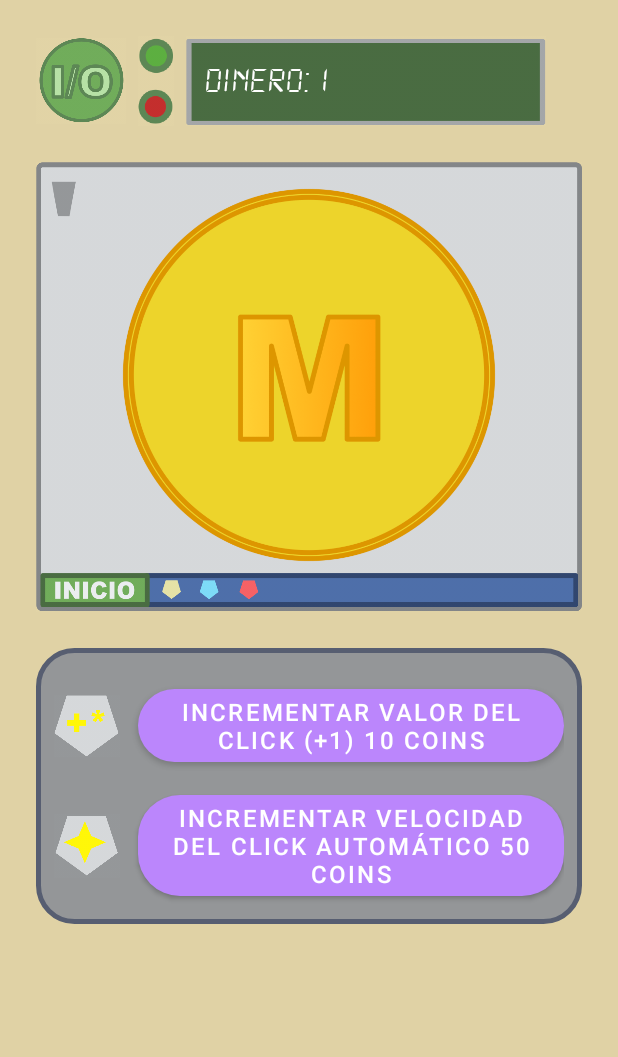
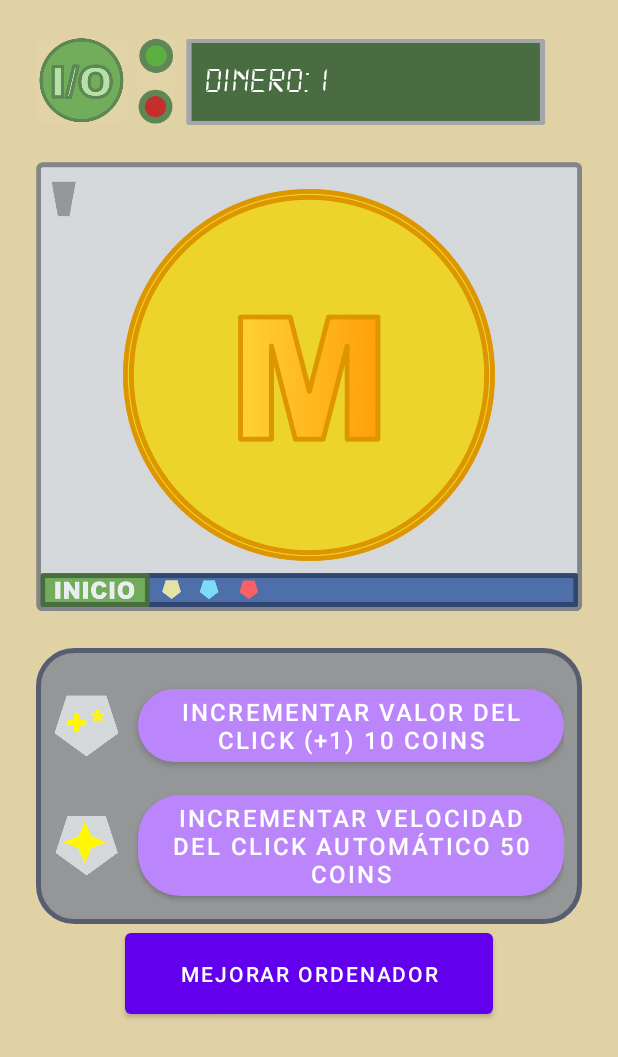
Before and after one commit to Manutes/GameZone, an Android app: the ClickerGame screen opened directly, with no data from a screen before it, on a phone screen of 412 x 824 dp. Shown: the top 1057 px of the screen. Run offline under Robolectric (Android 15) with nearby library versions, the light colour scheme and no system bars.

Commit message:
no message

```diff
--- a/app/src/main/java/com/example/gamezone/ui/clickergame/ClickerGame.java
+++ b/app/src/main/java/com/example/gamezone/ui/clickergame/ClickerGame.java
@@ -13,6 +13,7 @@ import android.view.Window;
 import android.view.WindowManager;
 import android.widget.Button;
 import android.widget.ImageButton;
+import android.widget.ImageView;
 import android.widget.TextView;
 
 import androidx.appcompat.app.AppCompatActivity;
@@ -29,6 +30,9 @@ public class ClickerGame extends AppCompatActivity {
     private int clickValueCost = 10;
     private int clickSpeed = 1000;
     private int clickSpeedCost = 50;
+    private int upgradeCost = 100;
+    private int bonus = 1;
+    private int bay = 0;
     private ImageButton clickButton;
     private TextView scoreTextView;
     private MediaPlayer mediaPlayer;
@@ -94,6 +98,7 @@ public class ClickerGame extends AppCompatActivity {
             if (score >= clickValueCost) {
                 score -= clickValueCost;
                 clickValue++;
+                clickValue=clickValue*bonus;
                 clickValueCost *= 2;
                 updateScoreTextView();
                 updateClickValueButton();
@@ -105,10 +110,25 @@ public class ClickerGame extends AppCompatActivity {
             if (score >= clickSpeedCost) {
                 score -= clickSpeedCost;
                 clickSpeed /= 2;
-                clickSpeedCost *= 2;
-                updateScoreTextView();
+                clickSpeedCost *= 2;updateScoreTextView();
                 updateClickSpeedButton();
                 startAutoClicker();
+            }
+        });
+
+        Button upgradeButton = findViewById(R.id.upgrade_pc);
+        upgradeButton.setOnClickListener(view -> {
+            ImageView coinBg = findViewById(R.id.coinBg);
+            if (score >= upgradeCost) {
+                if(bay == 0) {
+                    bay++;
+                    coinBg.setImageResource(R.drawable.coin_bg2);
+                } else if (bay == 1){
+                    coinBg.setImageResource(R.drawable.coin_bg3);
+                }
+                upgradeCost = upgradeCost * 2;
+                score = 0;
+                bonus++;
             }
         });
 
@@ -176,6 +196,11 @@ public class ClickerGame extends AppCompatActivity {
         clickSpeedButton.setText(MessageFormat.format("{0}{1}{2}{3}{4}", getString(R.string.button_increase_click_speed), " ", clickSpeedCost, " ", getString(R.string.coins_text)));
     }
 
+    private void updateUpgradeButton() {
+        Button clickSpeedButton = findViewById(R.id.upgrade_pc);
+        clickSpeedButton.setText(MessageFormat.format("{0}{1}{2}{3}{4}", getString(R.string.button_upgrade_pc), " ", upgradeCost, " ", getString(R.string.coins_text)));
+    }
+
     @Override
     protected void onPause() {
         super.onPause();
--- a/app/src/main/res/layout/clickergame_main.xml
+++ b/app/src/main/res/layout/clickergame_main.xml
@@ -96,47 +96,46 @@
         </androidx.constraintlayout.widget.ConstraintLayout>
 
 
-
         <androidx.constraintlayout.widget.ConstraintLayout
+            android:id="@+id/constraintLayout"
             android:layout_width="match_parent"
             android:layout_height="wrap_content"
+            android:layout_marginHorizontal="@dimen/dimen_24"
+            android:layout_marginTop="@dimen/dimen_24"
+            android:background="@drawable/rounded_corner_bg"
+            android:padding="@dimen/dimen_12"
             app:layout_constraintEnd_toEndOf="parent"
             app:layout_constraintStart_toStartOf="parent"
-            app:layout_constraintTop_toBottomOf="@id/coinContainer"
-            android:background="@drawable/rounded_corner_bg"
-            android:layout_marginHorizontal="@dimen/dimen_24"
-            android:padding="@dimen/dimen_12"
-            android:layout_marginTop="@dimen/dimen_24">
+            app:layout_constraintTop_toBottomOf="@id/coinContainer">
 
             <LinearLayout
                 android:id="@+id/clickValueContainer"
                 android:layout_width="match_parent"
                 android:layout_height="wrap_content"
-                app:layout_constraintTop_toTopOf="parent"
+                android:gravity="center"
+                android:orientation="horizontal"
+                app:layout_constraintEnd_toEndOf="parent"
                 app:layout_constraintStart_toStartOf="parent"
-                app:layout_constraintEnd_toEndOf="parent"
-                android:orientation="horizontal"
-                android:gravity="center">
+                app:layout_constraintTop_toTopOf="parent">
 
                 <ImageView
                     android:layout_width="@dimen/dimen_80"
                     android:layout_height="@dimen/dimen_80"
-                    android:src="@drawable/click_value_img"
+                    android:layout_marginEnd="@dimen/dimen_12"
+                    android:layout_weight="1"
                     android:scaleType="fitCenter"
-                    android:layout_weight="1"
-                    android:layout_marginEnd="@dimen/dimen_12"
-                    />
+                    android:src="@drawable/click_value_img" />
 
                 <com.google.android.material.button.MaterialButton
                     android:id="@+id/click_value_button"
                     android:layout_width="wrap_content"
                     android:layout_height="wrap_content"
+                    android:layout_weight="1"
                     android:textColor="@color/white"
                     android:textSize="@dimen/dimen_16"
                     app:backgroundTint="@color/purple_200"
                     app:cornerRadius="@dimen/dimen_28"
-                    tools:text="@string/button_increase_click_value"
-                    android:layout_weight="1"/>
+                    tools:text="@string/button_increase_click_value" />
 
             </LinearLayout>
 
@@ -144,35 +143,43 @@
                 android:id="@+id/clickSpeedContainer"
                 android:layout_width="match_parent"
                 android:layout_height="wrap_content"
-                app:layout_constraintTop_toBottomOf="@id/clickValueContainer"
+                android:gravity="center"
+                android:orientation="horizontal"
+                app:layout_constraintEnd_toEndOf="parent"
                 app:layout_constraintStart_toStartOf="parent"
-                app:layout_constraintEnd_toEndOf="parent"
-                android:orientation="horizontal"
-                android:gravity="center">
+                app:layout_constraintTop_toBottomOf="@id/clickValueContainer">
 
                 <ImageView
                     android:layout_width="@dimen/dimen_80"
                     android:layout_height="@dimen/dimen_80"
-                    android:src="@drawable/click_speed_img"
+                    android:layout_marginEnd="@dimen/dimen_12"
+                    android:layout_weight="1"
                     android:scaleType="fitCenter"
-                    android:layout_weight="1"
-                    android:layout_marginEnd="@dimen/dimen_12"
-                    />
+                    android:src="@drawable/click_speed_img" />
 
                 <com.google.android.material.button.MaterialButton
                     android:id="@+id/click_speed_button"
                     android:layout_width="wrap_content"
                     android:layout_height="wrap_content"
+                    android:layout_weight="1"
                     android:textColor="@color/white"
                     android:textSize="@dimen/dimen_16"
                     app:backgroundTint="@color/purple_200"
                     app:cornerRadius="@dimen/dimen_28"
-                    tools:text="@string/button_increase_click_speed"
-                    android:layout_weight="1"/>
+                    tools:text="@string/button_increase_click_speed" />
             </LinearLayout>
 
         </androidx.constraintlayout.widget.ConstraintLayout>
 
+        <Button
+            android:id="@+id/upgrade_pc"
+            android:layout_width="245dp"
+            android:layout_height="66dp"
+            android:text="MEJORAR ORDENADOR"
+            app:layout_constraintEnd_toEndOf="@+id/constraintLayout"
+            app:layout_constraintStart_toStartOf="@+id/constraintLayout"
+            app:layout_constraintTop_toBottomOf="@+id/constraintLayout" />
+
     </androidx.constraintlayout.widget.ConstraintLayout>
 
 </ScrollView>
--- a/app/src/main/res/values/strings.xml
+++ b/app/src/main/res/values/strings.xml
@@ -35,6 +35,7 @@
     <string name="button_click_me">PULSA</string>
     <string name="button_increase_click_value">Incrementar valor del click (+1) </string>
     <string name="button_increase_click_speed">Incrementar velocidad del click automático</string>
+    <string name="button_upgrade_pc">Mejorar ordenador</string>
     <string name="money_text">Dinero: </string>
     <string name="coins_text"> Coins</string>
 
```
Also changed, not shown: app/src/main/res/drawable/coin_bg2.png (added), app/src/main/res/drawable/coin_bg3.png (added).
